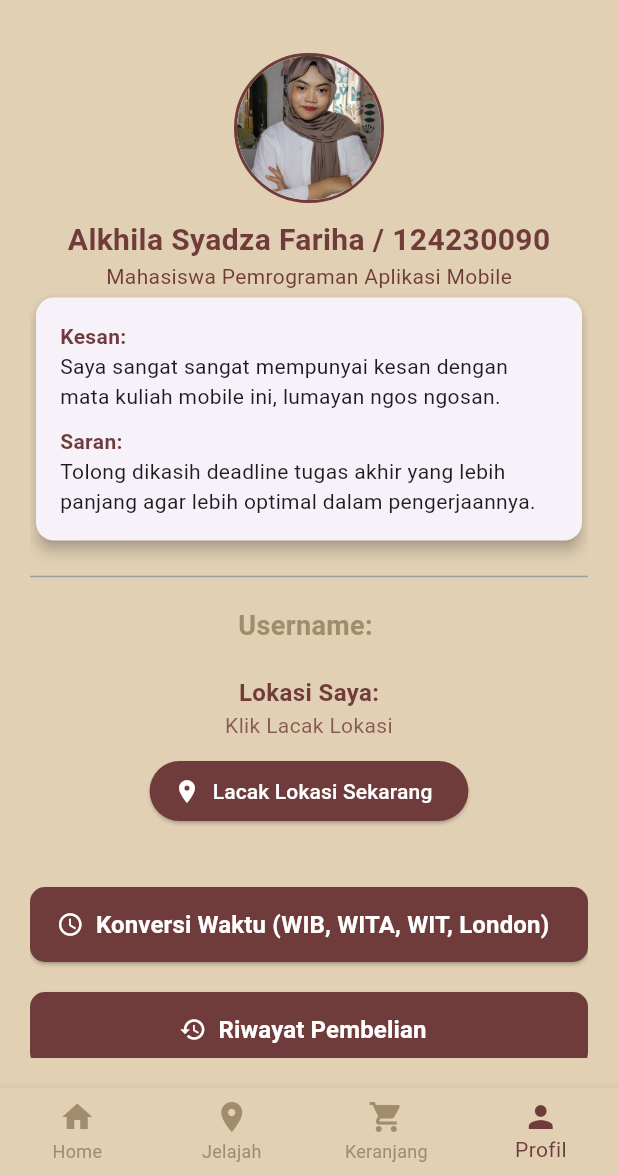
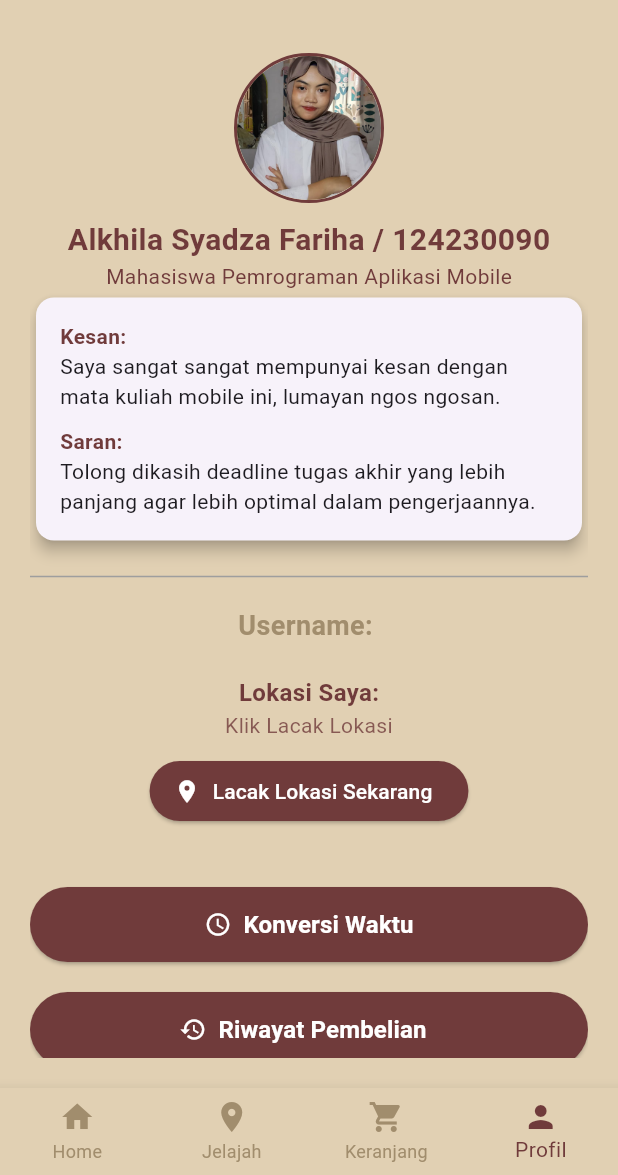
Before and after one commit to alkhila/PA_restoran, a Flutter app: the HomePage screen opened by its route, item 4 of the bottom bar chosen, on a phone screen of 412 x 824 dp, the part 61-1236 px from its top. Run offline on Flutter 3.47's test engine with Material 3 defaults, Android fonts, the phone set to English and light mode, and no system bars; our stand-ins replace flutter_local_notifications, flutter_map, geolocator, hive, hive_flutter, latlong2 and 1 more; accounts and stored records are empty; network calls fail.

Commit message:
finalisasi tampilan

```diff
--- a/lib/pages/detail_page.dart
+++ b/lib/pages/detail_page.dart
@@ -149,7 +149,7 @@ class _DetailPageState extends State<DetailPage> {
               height: MediaQuery.of(context).size.height * 0.6,
               padding: const EdgeInsets.fromLTRB(25, 30, 25, 0),
               decoration: const BoxDecoration(
-                color: Colors.white,
+                color: Color.fromARGB(255, 249, 245, 241),
                 borderRadius: BorderRadius.vertical(top: Radius.circular(35)),
               ),
               child: Column(
@@ -170,16 +170,6 @@ class _DetailPageState extends State<DetailPage> {
                           maxLines: 2,
                           overflow: TextOverflow.ellipsis,
                         ),
-                      ),
-                      Row(
-                        children: [
-                          Icon(
-                            Icons.star,
-                            color: secondaryAccentColor,
-                            size: 20,
-                          ),
-                          const Text("4.9", style: TextStyle(fontSize: 16)),
-                        ],
                       ),
                     ],
                   ),
--- a/lib/pages/home_page.dart
+++ b/lib/pages/home_page.dart
@@ -527,7 +527,7 @@ class _HomePageState extends State<HomePage> {
                     style: TextStyle(
                       fontSize: 14,
                       color: _isLocating
-                          ? Colors.blue
+                          ? Color(0xFF703B3B)
                           : darkPrimaryColor.withOpacity(0.8),
                     ),
                     textAlign: TextAlign.center,
@@ -537,7 +537,7 @@ class _HomePageState extends State<HomePage> {
                     onPressed: _isLocating ? null : _trackLocation,
                     icon: _isLocating
                         ? const SizedBox(
-                            width: 16,
+                            width: 50,
                             height: 16,
                             child: CircularProgressIndicator(
                               strokeWidth: 2,
@@ -557,7 +557,8 @@ class _HomePageState extends State<HomePage> {
                   // --- AKHIR LBS FEATURE ---
 
                   // --- Konversi Waktu (Warna Button Dark) ---
-                  ElevatedButton.icon(
+                  ElevatedButton(
+                    // Mengubah dari ElevatedButton.icon
                     onPressed: () {
                       Navigator.push(
                         context,
@@ -566,25 +567,32 @@ class _HomePageState extends State<HomePage> {
                         ),
                       );
                     },
-                    icon: const Icon(Icons.access_time),
-                    label: const Text(
-                      'Konversi Waktu (WIB, WITA, WIT, London)',
-                      style: TextStyle(
-                        fontSize: 16,
-                        fontWeight: FontWeight.bold,
-                      ),
-                    ),
                     style: ElevatedButton.styleFrom(
                       backgroundColor: darkPrimaryColor,
                       foregroundColor: Colors.white,
                       minimumSize: const Size(double.infinity, 50),
                       shape: RoundedRectangleBorder(
-                        borderRadius: BorderRadius.circular(10),
+                        borderRadius: BorderRadius.circular(50),
                       ),
+                    ),
+                    child: const Row(
+                      // Menggunakan Row untuk menengahkan konten
+                      mainAxisAlignment: MainAxisAlignment.center,
+                      children: [
+                        Icon(Icons.access_time),
+                        SizedBox(width: 8),
+                        Text(
+                          'Konversi Waktu',
+                          style: TextStyle(
+                            fontSize: 16,
+                            fontWeight: FontWeight.bold,
+                          ),
+                        ),
+                      ],
                     ),
                   ),
                   const SizedBox(height: 20), // Jarak antar tombol
-                  // --- Riwayat Pembelian Button (BARU) ---
+                  // --- Riwayat Pembelian Button ---
                   ElevatedButton.icon(
                     onPressed: () {
                       // Navigasi ke ReceiptPage yang menampilkan Riwayat Pembelian
@@ -605,11 +613,11 @@ class _HomePageState extends State<HomePage> {
                       ),
                     ),
                     style: ElevatedButton.styleFrom(
-                      backgroundColor: darkPrimaryColor,
+                      backgroundColor: Color(0xFF703B3B),
                       foregroundColor: darkPrimaryColor,
                       minimumSize: const Size(double.infinity, 50),
                       shape: RoundedRectangleBorder(
-                        borderRadius: BorderRadius.circular(10),
+                        borderRadius: BorderRadius.circular(50),
                       ),
                     ),
                   ),
```
